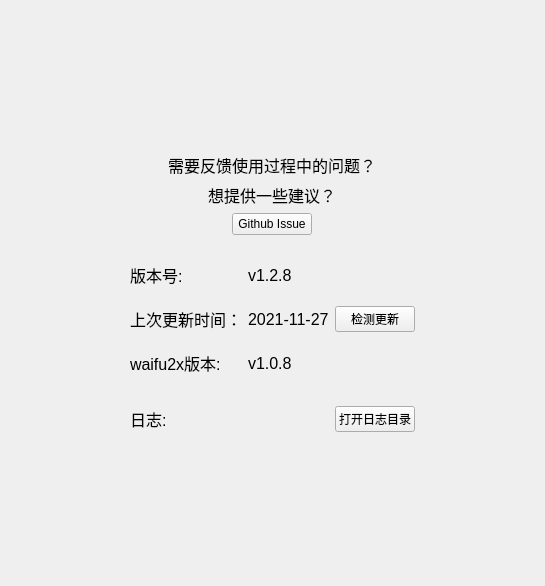
Above: ui/ui_help.ui from tonquer/ehentai-qt before the change. Below: the same form after it.
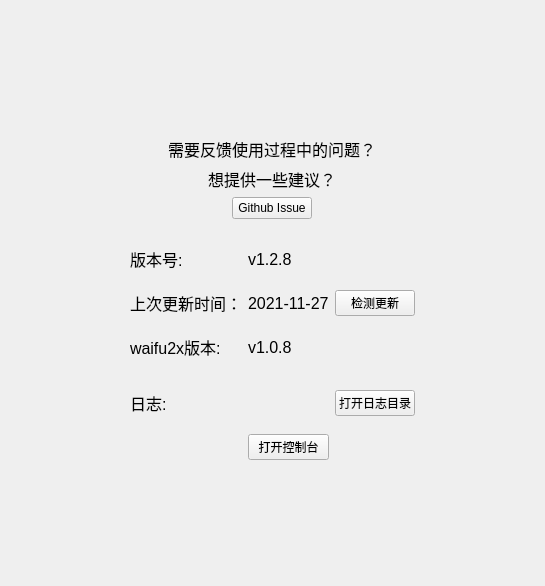
That is the form after the change. Icons and pictures are not drawn. Custom widgets are drawn as their Qt base class.

```diff
--- a/ui/ui_help.ui
+++ b/ui/ui_help.ui
@@ -224,6 +224,13 @@
                  </property>
                 </widget>
                </item>
+               <item row="5" column="1">
+                <widget class="QPushButton" name="openCmd">
+                 <property name="text">
+                  <string>打开控制台</string>
+                 </property>
+                </widget>
+               </item>
               </layout>
              </widget>
             </item>
```
Left out of the diff: 2 changed lines with no effect on the pictures.
